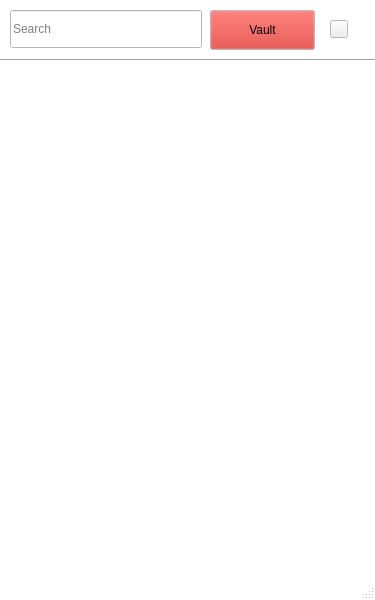
The window that qtui/main_frame.ui (McArthurAdal/PasswordManager) describes before a commit, drawn with Qt 5.
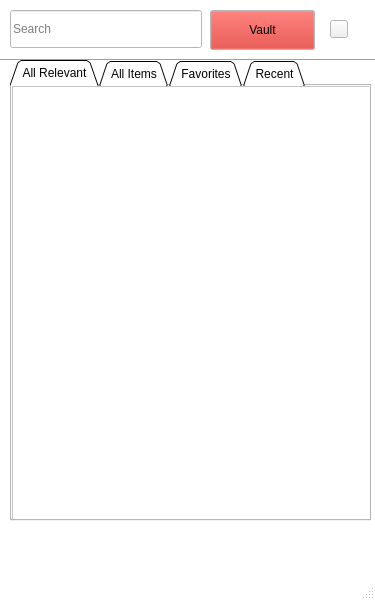
The same window after the commit. Icons and pictures are not drawn.

Commit message: autogenereated .py from .ui file

What changed in the file:
```diff
--- a/qtui/main_frame.ui
+++ b/qtui/main_frame.ui
@@ -355,6 +355,77 @@
       <normaloff>../assets/images/plus_png.png</normaloff>../assets/images/plus_png.png</iconset>
     </property>
    </widget>
+   <widget class="QTabWidget" name="tabWidget">
+    <property name="geometry">
+     <rect>
+      <x>10</x>
+      <y>60</y>
+      <width>361</width>
+      <height>461</height>
+     </rect>
+    </property>
+    <property name="tabPosition">
+     <enum>QTabWidget::North</enum>
+    </property>
+    <property name="tabShape">
+     <enum>QTabWidget::Triangular</enum>
+    </property>
+    <property name="currentIndex">
+     <number>0</number>
+    </property>
+    <property name="elideMode">
+     <enum>Qt::ElideNone</enum>
+    </property>
+    <property name="documentMode">
+     <bool>false</bool>
+    </property>
+    <property name="tabsClosable">
+     <bool>false</bool>
+    </property>
+    <widget class="QWidget" name="tab">
+     <attribute name="title">
+      <string>All Relevant</string>
+     </attribute>
+     <widget class="QScrollArea" name="scrollArea">
+      <property name="geometry">
+       <rect>
+        <x>0</x>
+        <y>0</y>
+        <width>361</width>
+        <height>441</height>
+       </rect>
+      </property>
+      <property name="widgetResizable">
+       <bool>true</bool>
+      </property>
+      <widget class="QWidget" name="scrollAreaWidgetContents">
+       <property name="geometry">
+        <rect>
+         <x>0</x>
+         <y>0</y>
+         <width>359</width>
+         <height>439</height>
+        </rect>
+       </property>
+      </widget>
+     </widget>
+    </widget>
+    <widget class="QWidget" name="tab_2">
+     <attribute name="title">
+      <string>All Items</string>
+     </attribute>
+    </widget>
+    <widget class="QWidget" name="tab_3">
+     <attribute name="title">
+      <string>Favorites</string>
+     </attribute>
+    </widget>
+    <widget class="QWidget" name="tab_4">
+     <attribute name="title">
+      <string>Recent</string>
+     </attribute>
+    </widget>
+   </widget>
   </widget>
   <widget class="QStatusBar" name="statusbar"/>
  </widget>
```
The commit also changes 2 other files.
